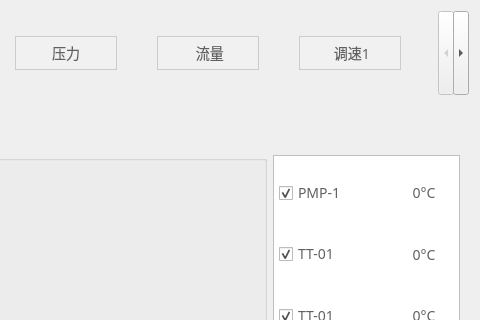
This is DeviceStatus/RealTimeCurve/rtcurve.ui in Hccccc1/MOH_viewer as Qt 5 draws it before an edit; both pictures show x 726 to 1206 and y 0 to 320 of the 1206 by 734 pixel window. The edited form follows.
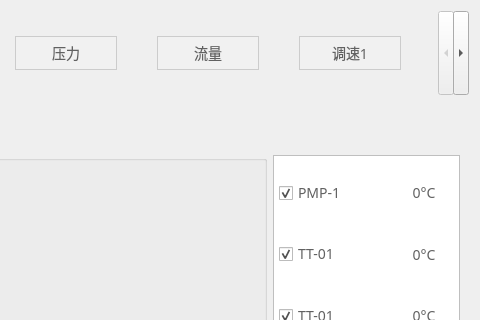
This is the edited form. Icons and pictures are not drawn.

```diff
--- a/DeviceStatus/RealTimeCurve/rtcurve.ui
+++ b/DeviceStatus/RealTimeCurve/rtcurve.ui
@@ -833,12 +833,12 @@
      </widget>
      <widget class="QWidget" name="tab_8">
       <attribute name="title">
-       <string> 流量</string>
+       <string>流量</string>
       </attribute>
      </widget>
      <widget class="QWidget" name="tab_9">
       <attribute name="title">
-       <string> 调速1</string>
+       <string>调速1</string>
       </attribute>
      </widget>
      <widget class="QWidget" name="tab_10">
```
